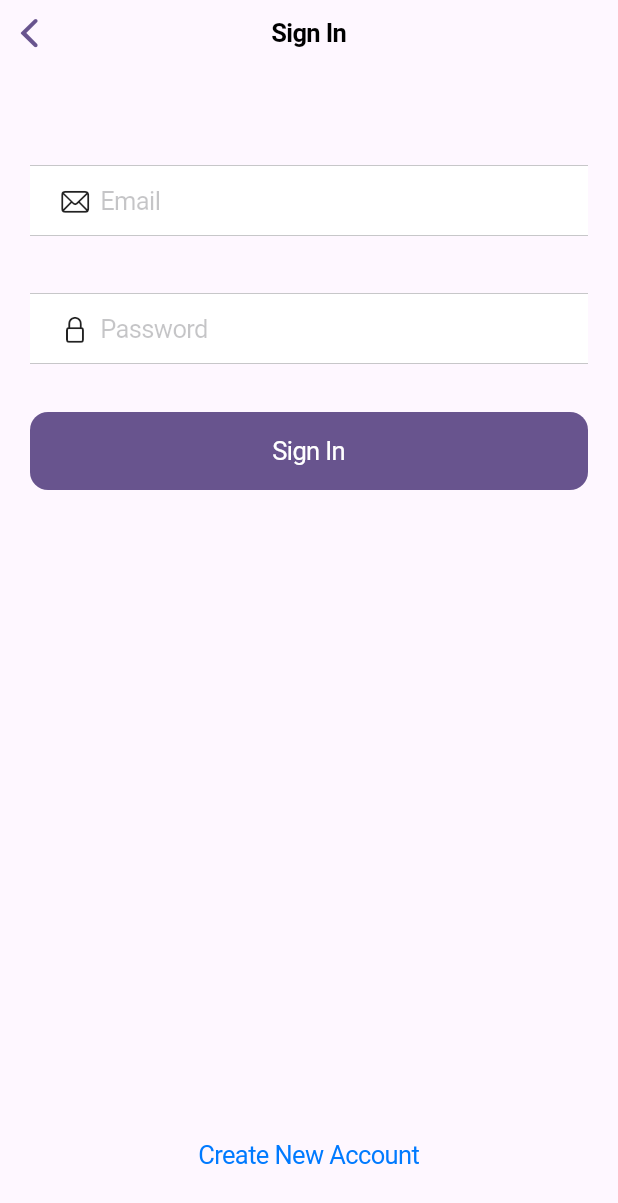
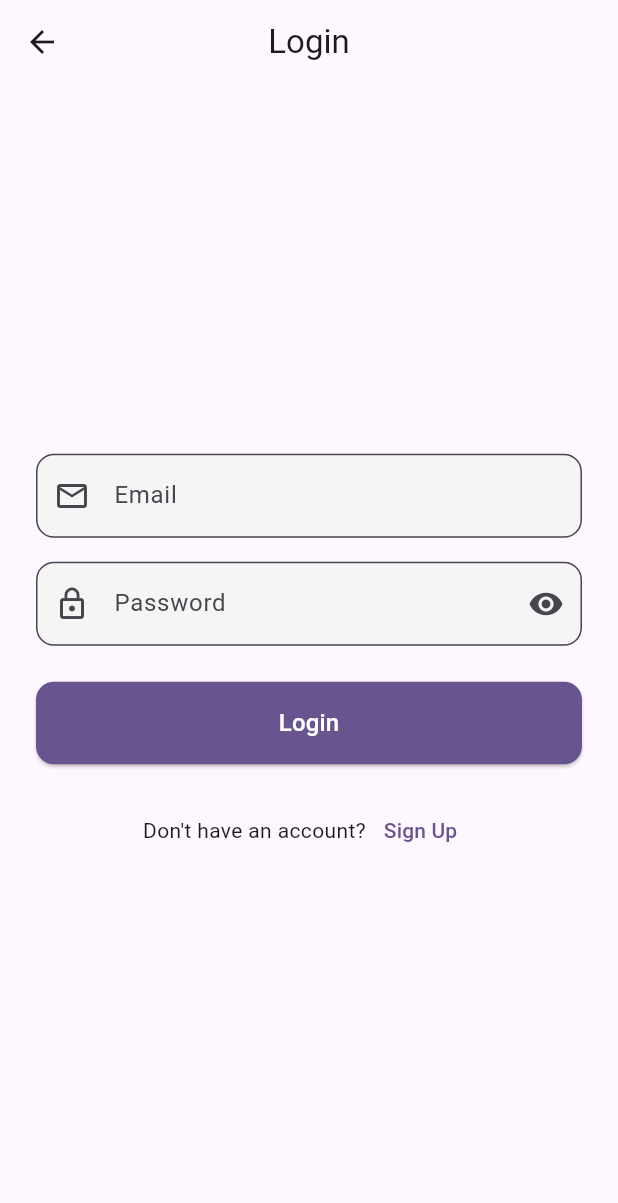
Before and after one commit to youssef1316/integrativeproj, a Flutter app: the screen it shows after launch, on a phone screen of 412 x 824 dp. Shown: the top 1203 px of the screen. Run offline on Flutter 3.47's test engine with Material 3 defaults, Android fonts, the phone set to English and light mode, and no system bars; our stand-ins replace cloud_firestore, firebase_auth, firebase_core, qr_flutter; accounts and stored records are empty.

Commit message:
Update login.dart

```diff
--- a/flutter/lib/pages/login.dart
+++ b/flutter/lib/pages/login.dart
@@ -1,7 +1,7 @@
-import 'package:flutter/cupertino.dart';
 import 'package:flutter/material.dart';
 import 'package:firebase_auth/firebase_auth.dart';
 import 'package:cloud_firestore/cloud_firestore.dart';
+// Import main.dart (or your routes file) to access the central AppRoutes
 import 'package:eventmangment/main.dart';
 
 class LoginScreen extends StatefulWidget {
@@ -30,24 +30,25 @@ class _LoginScreenState extends State<LoginScreen> {
     ScaffoldMessenger.of(context).showSnackBar(
       SnackBar(
         content: Text(message),
-        behavior: SnackBarBehavior.floating,
-        shape: RoundedRectangleBorder(borderRadius: BorderRadius.circular(10)),
-        backgroundColor: isError ? CupertinoColors.systemRed : CupertinoColors.systemGreen,
+        backgroundColor: isError ? Theme.of(context).colorScheme.error : Colors.green,
       ),
     );
   }
 
   Future<void> _loginUser() async {
-    if (!_formKey.currentState!.validate()) return;
-
-    setState(() => _isLoading = true);
+    // --- Use the Form key to validate ---
+    if (!_formKey.currentState!.validate()) {
+      // If validation fails, do nothing more
+      return;
+    }
+    // --- Validation passed, proceed ---
+    setState(() { _isLoading = true; });
 
     try {
       UserCredential userCredential = await FirebaseAuth.instance.signInWithEmailAndPassword(
         email: _emailController.text.trim(),
         password: _passwordController.text.trim(),
       );
-
       User? user = userCredential.user;
 
       if (user != null) {
@@ -60,7 +61,7 @@ class _LoginScreenState extends State<LoginScreen> {
           final userData = userDoc.data() as Map<String, dynamic>;
           final String role = userData['role'] ?? 'user';
           if (!mounted) return;
-
+          // Use AppRoutes constants defined in main.dart
           if (role == 'admin') {
             Navigator.pushReplacementNamed(context, AppRoutes.adminHome);
           } else {
@@ -71,119 +72,123 @@ class _LoginScreenState extends State<LoginScreen> {
           if (!mounted) return;
           Navigator.pushReplacementNamed(context, AppRoutes.userHome);
         }
+      } else {
+        _showSnackBar("Login failed. User object not found.", isError: true);
       }
     } on FirebaseAuthException catch (e) {
-      // [Keep all your existing error handling]
+      String message = "An error occurred. Please try again.";
+      if (e.code == 'user-not-found' || e.code == 'invalid-email') message = 'No user found for that email.';
+      else if (e.code == 'wrong-password' || e.code == 'invalid-credential') message = 'Wrong password provided.';
+      else if (e.code == 'too-many-requests') message = 'Too many login attempts. Please try again later.';
+      else if (e.code == 'network-request-failed') message = 'Network error. Please check your connection.';
+      print("FirebaseAuthException: ${e.code} - ${e.message}");
+      _showSnackBar(message, isError: true);
     } catch (e) {
-      // [Keep existing error handling]
+      print("General Login Error: $e");
+      _showSnackBar("An unexpected error occurred: $e", isError: true);
     } finally {
-      if (mounted) setState(() => _isLoading = false);
+      if (mounted) setState(() { _isLoading = false; });
     }
   }
 
   @override
   Widget build(BuildContext context) {
-    return CupertinoPageScaffold(
-      navigationBar: const CupertinoNavigationBar(
-        middle: Text("Sign In"),
-        border: null,
-      ),
-      child: SafeArea(
-        child: CustomScrollView(
-          slivers: [
-            SliverFillRemaining(
-              hasScrollBody: false,
-              child: Padding(
-                padding: const EdgeInsets.all(20),
-                child: Form(
+    final theme = Theme.of(context);
+    return Scaffold(
+      appBar: AppBar(title: const Text("Login"), centerTitle: true),
+      body: Center(
+        child: SingleChildScrollView(
+          padding: const EdgeInsets.all(24.0),
+          child: Form( // Form widget uses the _formKey
             key: _formKey,
             child: Column(
+              mainAxisAlignment: MainAxisAlignment.center,
+              crossAxisAlignment: CrossAxisAlignment.stretch,
               children: [
-                      const SizedBox(height: 24),
-                      // Email Field
-                      CupertinoFormSection(
-                        backgroundColor: Colors.transparent,
-                        margin: EdgeInsets.zero,
-                        children: [
-                          CupertinoTextFormFieldRow(
+                // --- Email Field ---
+                TextFormField(
                   controller: _emailController,
-                            prefix: const Icon(CupertinoIcons.mail, size: 20),
-                            placeholder: "Email",
+                  decoration: InputDecoration(labelText: "Email", prefixIcon: Icon(Icons.email_outlined), border: OutlineInputBorder(borderRadius: BorderRadius.circular(12))),
                   keyboardType: TextInputType.emailAddress,
+                  // --- ADDED: Email Validation Logic ---
                   validator: (value) {
                     if (value == null || value.trim().isEmpty) {
                       return 'Please enter your email';
                     }
                     bool emailValid = RegExp(r"^[a-zA-Z0-9.a-zA-Z0-9.!#$%&'*+-/=?^_`{|}~]+@[a-zA-Z0-9]+\.[a-zA-Z]+")
                         .hasMatch(value.trim());
-                              if (!emailValid) return 'Please enter a valid email';
-                              return null;
+                    if (!emailValid) {
+                      return 'Please enter a valid email format';
+                    }
+                    return null; // Return null if valid
                   },
-                          ),
-                        ],
+                  // --------------------------------------
+                  autovalidateMode: AutovalidateMode.onUserInteraction,
                 ),
                 const SizedBox(height: 16),
-                      // Password Field
-                      CupertinoFormSection(
-                        backgroundColor: Colors.transparent,
-                        margin: EdgeInsets.zero,
-                        children: [
-                          CupertinoTextFormFieldRow(
+
+                // --- Password Field ---
+                TextFormField(
                   controller: _passwordController,
-                            prefix: const Icon(CupertinoIcons.lock, size: 20),
-                            placeholder: "Password",
+                  decoration: InputDecoration(
+                    labelText: "Password",
+                    prefixIcon: Icon(Icons.lock_outline),
+                    border: OutlineInputBorder(borderRadius: BorderRadius.circular(12)),
+                    suffixIcon: IconButton(
+                        icon: Icon(_passwordVisible ? Icons.visibility_off : Icons.visibility),
+                        onPressed: () => setState(() => _passwordVisible = !_passwordVisible)),
+                  ),
                   obscureText: !_passwordVisible,
-                            suffix: CupertinoButton(
-                              padding: EdgeInsets.zero,
-                              child: Icon(
-                                _passwordVisible
-                                    ? CupertinoIcons.eye_slash
-                                    : CupertinoIcons.eye,
-                                size: 20,
-                              ),
-                              onPressed: () => setState(() => _passwordVisible = !_passwordVisible),
-                            ),
+                  // --- ADDED: Password Validation Logic ---
                   validator: (value) {
                     if (value == null || value.isEmpty) {
                       return 'Please enter your password';
                     }
-                              if (value.length < 6) return 'Password must be at least 6 characters';
-                              return null;
+                    if (value.length < 6) {
+                      return 'Password must be at least 6 characters';
+                    }
+                    return null; // Return null if valid
                   },
+                  // ----------------------------------------
+                  autovalidateMode: AutovalidateMode.onUserInteraction,
+                ),
+                const SizedBox(height: 24),
+
+                // --- Login Button ---
+                ElevatedButton(
+                  onPressed: _isLoading ? null : _loginUser, // Calls _loginUser which now uses validation
+                  style: ElevatedButton.styleFrom(
+                    padding: const EdgeInsets.symmetric(vertical: 16),
+                    shape: RoundedRectangleBorder(borderRadius: BorderRadius.circular(12)),
+                    backgroundColor: theme.colorScheme.primary,
+                    foregroundColor: theme.colorScheme.onPrimary,
+                  ),
+                  child: _isLoading
+                      ? const SizedBox(width: 24, height: 24, child: CircularProgressIndicator(color: Colors.white, strokeWidth: 3))
+                      : const Text("Login", style: TextStyle(fontSize: 16)),
+                ),
+                const SizedBox(height: 20),
+
+                // --- Sign Up Navigation ---
+                Row(
+                  mainAxisAlignment: MainAxisAlignment.center,
+                  children: [
+                    const Text("Don't have an account?"),
+                    TextButton(
+                      onPressed: _isLoading ? null : () {
+                        // Use AppRoutes constant defined centrally
+                        Navigator.pushNamed(context, AppRoutes.signUp);
+                      },
+                      child: const Text("Sign Up"),
                     ),
                   ],
                 ),
-                      const SizedBox(height: 32),
-                      // Login Button
-                      SizedBox(
-                        width: double.infinity,
-                        child: CupertinoButton.filled(
-                          onPressed: _isLoading ? null : _loginUser,
-                          child: _isLoading
-                              ? const CupertinoActivityIndicator()
-                              : const Text("Sign In"),
-                        ),
-                      ),
-                      const Spacer(),
-                      // Sign Up Link
-                      CupertinoButton(
-                        onPressed: _isLoading ? null : () {
-                          Navigator.pushNamed(context, AppRoutes.signUp);
-                        },
-                        child: const Text(
-                          "Create New Account",
-                          style: TextStyle(color: CupertinoColors.link),
-                        ),
-                      ),
-                      const SizedBox(height: 8),
+                // -----------------------------
               ],
             ),
           ),
         ),
       ),
-          ],
-        ),
-      ),
     );
   }
 }
```
Lines whose indentation alone changed are shown as unchanged.
